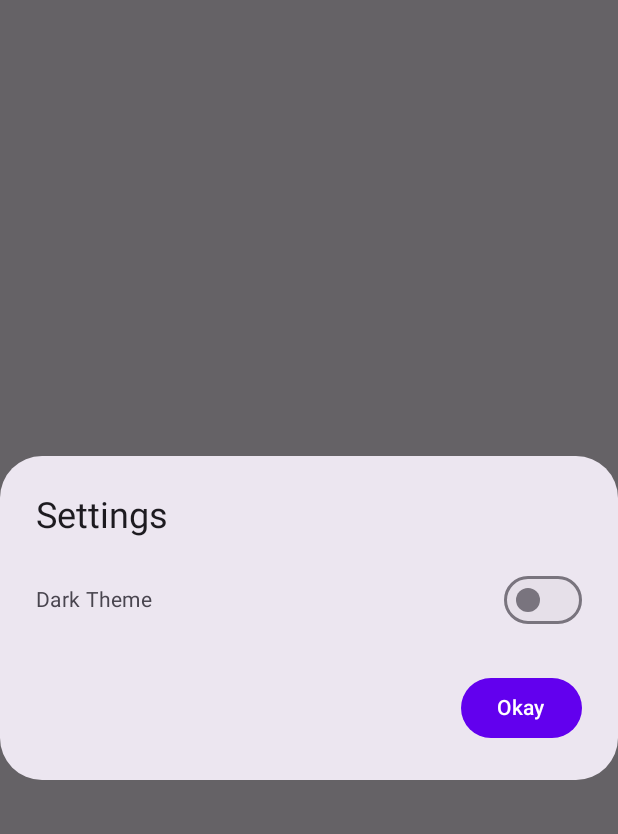
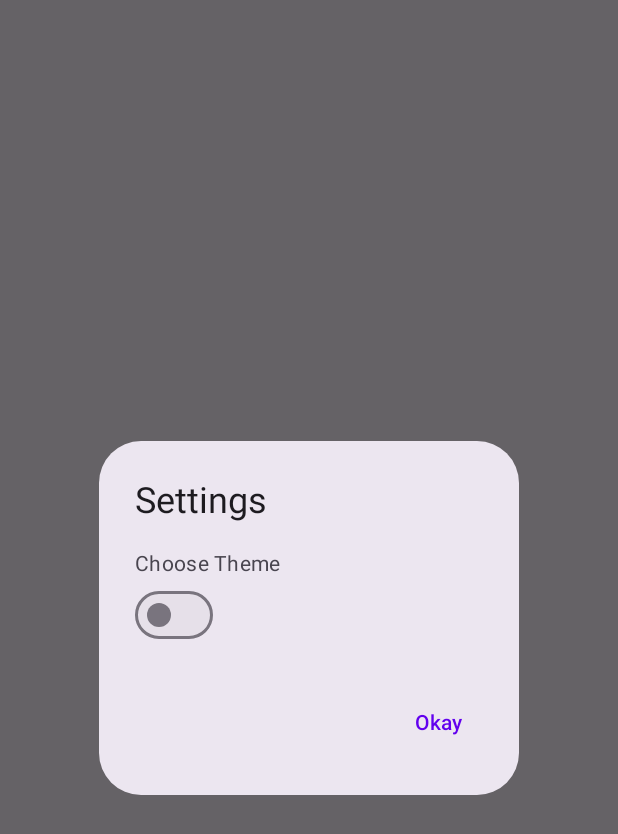
Before and after one commit to p4vl1kk/practice, an Android app built with Jetpack Compose: the composable SettingsDialog shown on its own in the app's theme, on a phone screen of 412 x 824 dp. Shown: the top 834 px of the screen. Run offline under Robolectric (Android 15) with nearby library versions, the phone set to English and light mode, and no system bars.

Commit message:
Added theme saving and localization

```diff
--- a/app/src/main/java/com/example/calculator/Settings.kt
+++ b/app/src/main/java/com/example/calculator/Settings.kt
@@ -1,11 +1,17 @@
 package com.example.calculator.ui
 
-import androidx.compose.foundation.layout.*
-import androidx.compose.material3.*
-import androidx.compose.runtime.*
-import androidx.compose.ui.Alignment
-import androidx.compose.ui.Modifier
-import androidx.compose.ui.unit.dp
+import androidx.compose.foundation.layout.Column
+import androidx.compose.material3.AlertDialog
+import androidx.compose.material3.Switch
+import androidx.compose.material3.Text
+import androidx.compose.material3.TextButton
+import androidx.compose.runtime.Composable
+import androidx.compose.ui.platform.LocalContext
+import androidx.compose.ui.res.stringResource
+import androidx.compose.ui.tooling.preview.Preview
+import com.example.calculator.R
+import com.example.calculator.ThemePreference
+import com.example.calculator.ui.theme.CalculatorTheme
 
 @Composable
 fun SettingsDialog(
@@ -13,25 +19,42 @@ fun SettingsDialog(
     onThemeChange: (Boolean) -> Unit,
     onDismiss: () -> Unit
 ) {
+    val context = LocalContext.current
+
     AlertDialog(
-        onDismissRequest = onDismiss,
-        title = { Text(text = "Settings") },
+        onDismissRequest = { onDismiss() },
+        title = {
+            Text(text = stringResource(R.string.settings))
+        },
         text = {
             Column {
-                Row(verticalAlignment = Alignment.CenterVertically) {
-                    Text(text = "Dark Theme")
-                    Spacer(modifier = Modifier.weight(1f))
-                    Switch(
-                        checked = isDarkTheme,
-                        onCheckedChange = { onThemeChange(it) }
-                    )
-                }
+                Text(text = stringResource(R.string.choose_theme))
+                Switch(
+                    checked = isDarkTheme,
+                    onCheckedChange = {
+                        onThemeChange(it)
+                        // Сохраняем выбранную тему
+                        ThemePreference.setTheme(context, it)
+                    }
+                )
             }
         },
         confirmButton = {
-            Button(onClick = onDismiss) {
-                Text("Okay")
+            TextButton(onClick = { onDismiss() }) {
+                Text(text = stringResource(R.string.okay))
             }
         }
     )
 }
+
+@Preview(showBackground = true)
+@Composable
+fun PreviewSettingsDialog() {
+    CalculatorTheme {
+        SettingsDialog(
+            isDarkTheme = false,
+            onThemeChange = {},
+            onDismiss = {}
+        )
+    }
+}
--- a/app/src/main/res/values/strings.xml
+++ b/app/src/main/res/values/strings.xml
@@ -1,4 +1,6 @@
 <resources>
     <string name="app_name">Calculator</string>
     <string name="settings">Settings</string>
+    <string name="choose_theme">Choose Theme</string>
+    <string name="okay">Okay</string>
 </resources>
```
Also changed, not shown: app/src/main/java/com/example/calculator/Calculator.kt (+12 -12 lines), app/src/main/java/com/example/calculator/CalculatorViewModel.kt (+12 -8 lines), app/src/main/java/com/example/calculator/MainActivity.kt (+9 -5 lines), app/src/main/java/com/example/calculator/SharedPreferences.kt (added, +22 -0 lines), 1 other file.
